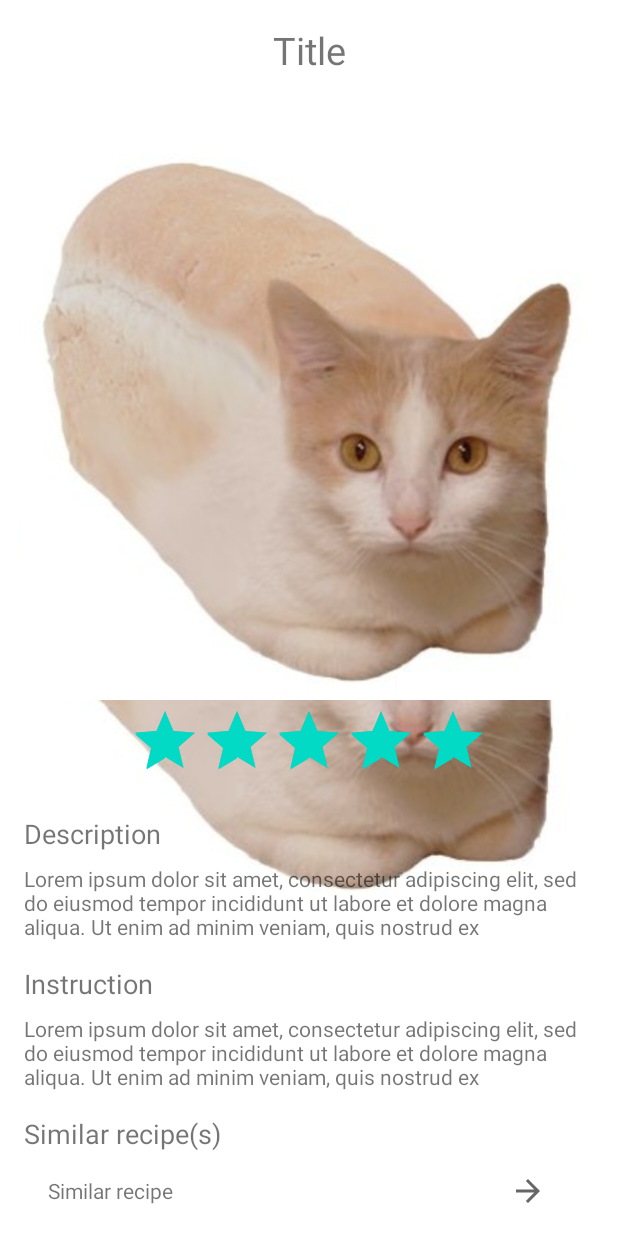
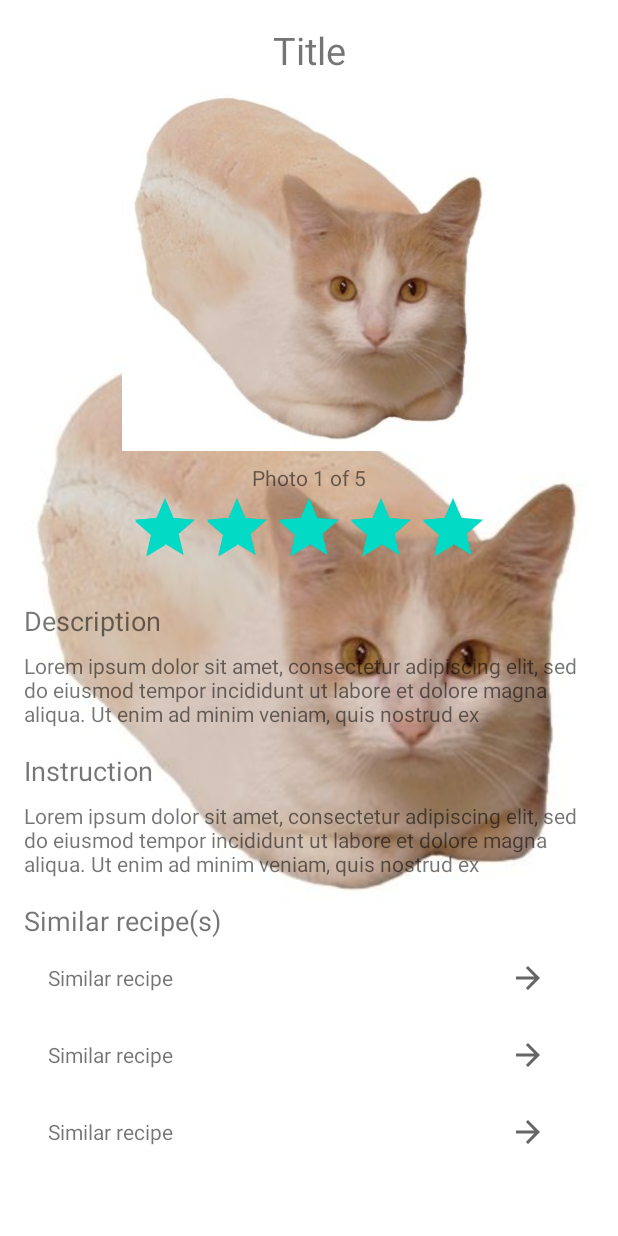
Before and after one commit to BeM0re/KODE_test, an Android app: the layout fragment_recipe.xml on its own in the app's theme, with its tools: preview values and no code run, on a phone screen of 412 x 824 dp. Run offline under Robolectric (Android 15) with nearby library versions, the phone set to English and light mode, and no system bars; network calls fail.

Commit message:
recycler for pictures done

```diff
--- a/app/src/main/java/ru/be_more/kode_test/di/AppModule.kt
+++ /dev/null
@@ -1 +0,0 @@
-package ru.be_more.kode_test.di
--- a/app/src/main/java/ru/be_more/kode_test/presentation/ViewModelContract.kt
+++ b/app/src/main/java/ru/be_more/kode_test/presentation/ViewModelContract.kt
@@ -1,6 +1,5 @@
 package ru.be_more.kode_test.presentation
 
-import android.util.Log
 import androidx.lifecycle.LiveData
 import ru.be_more.kode_test.domain.model.Recipe
 import ru.be_more.kode_test.domain.model.RecipeShort
--- /dev/null
+++ b/app/src/main/java/ru/be_more/kode_test/presentation/interfaces/OnPhotoClickListener.kt
@@ -0,0 +1,5 @@
+package ru.be_more.kode_test.presentation.interfaces
+
+interface OnPhotoClickListener {
+    fun onPhotoClickListener(url: String)
+}
--- a/app/src/main/java/ru/be_more/kode_test/presentation/recipe/SimilarRecipeAdapter.kt
+++ b/app/src/main/java/ru/be_more/kode_test/presentation/recipe/similar/SimilarRecipeAdapter.kt
@@ -1,10 +1,9 @@
-package ru.be_more.kode_test.presentation.recipe
+package ru.be_more.kode_test.presentation.recipe.similar
 
 import android.view.LayoutInflater
 import android.view.ViewGroup
 import androidx.recyclerview.widget.RecyclerView
 import ru.be_more.kode_test.R
-import ru.be_more.kode_test.domain.model.RecipeShort
 import ru.be_more.kode_test.domain.model.RecipeSimilar
 import ru.be_more.kode_test.presentation.interfaces.OnRecipeClickListener
 
--- a/app/src/main/java/ru/be_more/kode_test/presentation/recipe/SimilarRecipeViewHolder.kt
+++ b/app/src/main/java/ru/be_more/kode_test/presentation/recipe/similar/SimilarRecipeViewHolder.kt
@@ -1,4 +1,4 @@
-package ru.be_more.kode_test.presentation.recipe
+package ru.be_more.kode_test.presentation.recipe.similar
 
 import android.view.View
 import androidx.recyclerview.widget.RecyclerView
--- a/app/src/main/res/layout/fragment_recipe.xml
+++ b/app/src/main/res/layout/fragment_recipe.xml
@@ -31,12 +31,21 @@
                 tools:layout_editor_absoluteX="16dp"
                 tools:text="Title" />
 
-            <ImageView
-                android:id="@+id/iv_recipe_photo"
+            <androidx.constraintlayout.widget.ConstraintLayout
                 android:layout_width="match_parent"
-                android:layout_height="wrap_content"
-                android:layout_marginTop="@dimen/spacing_huge_32"
-                tools:src="@drawable/im_splash" />
+                android:layout_height="wrap_content">
+
+                <androidx.recyclerview.widget.RecyclerView
+                    android:id="@+id/rv_recipe_photos"
+                    android:layout_width="wrap_content"
+                    android:layout_height="wrap_content"
+                    app:layout_constraintEnd_toEndOf="parent"
+                    app:layout_constraintStart_toStartOf="parent"
+                    app:layout_constraintTop_toTopOf="parent"
+                    tools:itemCount="1"
+                    tools:listitem="@layout/item_recipe_photo" />
+
+            </androidx.constraintlayout.widget.ConstraintLayout>
 
             <androidx.constraintlayout.widget.ConstraintLayout
                 android:layout_width="match_parent"
--- /dev/null
+++ b/app/src/main/res/layout/item_recipe_photo.xml
@@ -0,0 +1,25 @@
+<?xml version="1.0" encoding="utf-8"?>
+<LinearLayout xmlns:android="http://schemas.android.com/apk/res/android"
+    android:layout_width="wrap_content"
+    android:layout_height="wrap_content"
+    android:paddingHorizontal="@dimen/spacing_small_8"
+    android:orientation="vertical"
+    android:layout_gravity="center_horizontal"
+    xmlns:tools="http://schemas.android.com/tools">
+
+
+    <ImageView
+        android:id="@+id/item_recipe_photo"
+        android:layout_width="250dp"
+        android:layout_height="250dp"
+        tools:src="@drawable/im_splash"/>
+
+    <TextView
+        android:id="@+id/item_recipe_photo_counter"
+        android:layout_width="wrap_content"
+        android:layout_height="wrap_content"
+        android:layout_gravity="center"
+        android:layout_marginTop="@dimen/spacing_small_8"
+        tools:text="Photo 1 of 5"/>
+
+</LinearLayout>
--- a/app/src/main/res/values/strings.xml
+++ b/app/src/main/res/values/strings.xml
@@ -7,4 +7,5 @@
     <string name="similar_title">Similar recipe(s)</string>
     <string name="sort_by_date_title">Sort by date</string>
     <string name="sort_by_name_title">Sort by name</string>
+    <string name="photo_counter_title">Photo %1$d of %2$d</string>
 </resources>
```
Also changed, not shown: app/src/main/java/ru/be_more/kode_test/presentation/recipe/RecipeFragment.kt (+37 -20 lines), app/src/main/java/ru/be_more/kode_test/presentation/recipe/photo/RecipePhotoAdapter.kt (added, +33 -0 lines), app/src/main/java/ru/be_more/kode_test/presentation/recipe/photo/RecipePhotoViewHolder.kt (added, +37 -0 lines).
